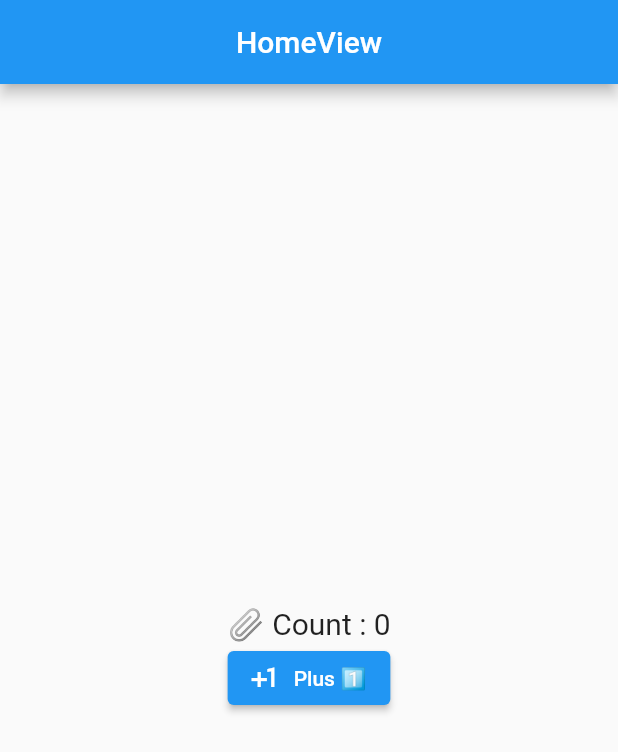
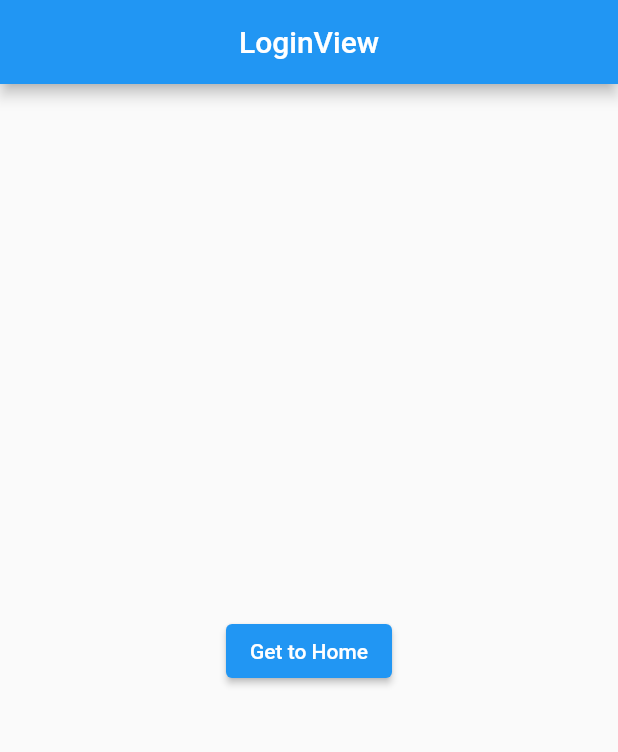
Before and after one commit to Nwarapork/intro-getX, a Flutter app: the screen it shows after launch, on a phone screen of 412 x 824 dp. Shown: the top 752 px of the screen. Run offline on Flutter 3.47's test engine with Material 2 defaults, Android fonts, the phone set to English and light mode, and no system bars; our stand-ins replace get.

Commit message:
Router and Navigattion

```diff
--- /dev/null
+++ b/lib/app/modules/login/views/login_view.dart
@@ -0,0 +1,30 @@
+import 'package:flutter/material.dart';
+
+import 'package:get/get.dart';
+
+import '../controllers/login_controller.dart';
+
+class LoginView extends GetView<LoginController> {
+  const LoginView({Key? key}) : super(key: key);
+  @override
+  Widget build(BuildContext context) {
+    return Scaffold(
+      appBar: AppBar(
+        title: const Text('LoginView'),
+        centerTitle: true,
+      ),
+      body: Center(
+          child: Column(
+        mainAxisAlignment: MainAxisAlignment.center,
+        children: [
+          ElevatedButton(
+              onPressed: () => Get.offAllNamed('/home'),
+              child: const Text('Get to Home')),
+          const SizedBox(
+            height: 12,
+          ),
+        ],
+      )),
+    );
+  }
+}
--- a/lib/app/routes/app_routes.dart
+++ b/lib/app/routes/app_routes.dart
@@ -4,9 +4,13 @@ part of 'app_pages.dart';
 abstract class Routes {
   Routes._();
   static const HOME = _Paths.HOME;
+  static const LOGIN = _Paths.LOGIN;
+  static const DETAIL = _Paths.HOME + _Paths.DETAIL;
 }
 
 abstract class _Paths {
   _Paths._();
   static const HOME = '/home';
+  static const LOGIN = '/login';
+  static const DETAIL = '/detail';
 }
```
Also changed, not shown: lib/app/modules/home/detail/bindings/detail_binding.dart (added, +12 -0 lines), lib/app/modules/home/detail/controllers/detail_controller.dart (added, +23 -0 lines), lib/app/modules/home/detail/views/detail_view.dart (added, +24 -0 lines), lib/app/modules/home/views/home_view.dart (+7 -1 lines), lib/app/modules/login/bindings/login_binding.dart (added, +12 -0 lines), lib/app/modules/login/controllers/login_controller.dart (added, +23 -0 lines), lib/app/routes/app_pages.dart (+17 -1 lines).
